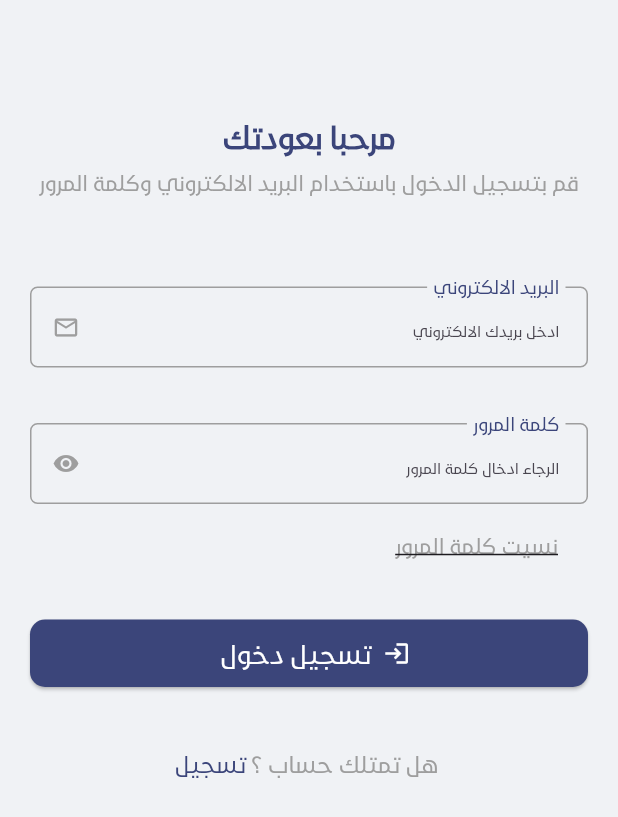
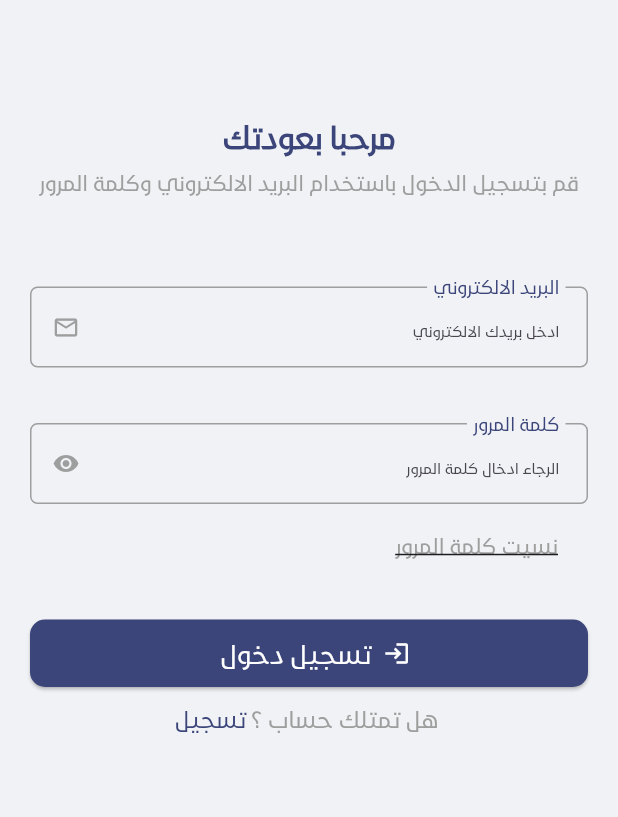
Before and after one commit to hassan199814/keswaty, a Flutter app: the Login screen opened directly, on a phone screen of 412 x 824 dp. Shown: the top 817 px of the screen. Run offline on Flutter 3.47's test engine with Material 3 defaults, Android fonts, the light colour scheme and no system bars; our stand-ins replace animated_splash_screen, awesome_dialog, cached_network_image, card_swiper, datetime_picker_formfield_new, dio and 11 more; accounts and stored records are empty; network calls fail.

Commit message:
fix login page

```diff
--- a/lib/view/Login_Resiter/Login/login.dart
+++ b/lib/view/Login_Resiter/Login/login.dart
@@ -14,6 +14,8 @@ import 'package:keswaty/view/Login_Resiter/Forget_Password/ForgetPasswordPage.da
 import 'package:keswaty/view/Login_Resiter/Forget_Password/ForgetPasswordWidgets/NoAccountText.dart';
 import 'package:keswaty/view/navigationbar/nav.dart';
 import 'package:provider/provider.dart';
+
+import '../Sgin_up/sgin_up.dart';
 
 
 
@@ -47,15 +49,16 @@ class _LoginState extends State<Login> {
       textDirection: language == 'AR' ? TextDirection.rtl : TextDirection.ltr,
 
       child: Scaffold(
+        resizeToAvoidBottomInset: false,
         backgroundColor:
         Theme.of(context).brightness == Brightness.dark
-            ?  Color.fromRGBO(33, 37, 25, 1)
-            :  Color.fromRGBO(240, 242, 245, 1),
+            ?  const Color.fromRGBO(33, 37, 25, 1)
+            :  const Color.fromRGBO(240, 242, 245, 1),
 
         appBar: AppBar(
           backgroundColor: Theme.of(context).brightness == Brightness.dark
-              ?  Color.fromRGBO(33, 37, 25, 1)
-              :  Color.fromRGBO(240, 242, 245, 1),
+              ?  const Color.fromRGBO(33, 37, 25, 1)
+              :  const Color.fromRGBO(240, 242, 245, 1),
           elevation: 0,
           title:  Text(_language.tWelcomBack(),
               style: TextStyle(
@@ -82,22 +85,27 @@ class _LoginState extends State<Login> {
               :
           ListView(
               children: [
-                SafeArea(
-                  child: SizedBox(
+                SizedBox(
                   width: double.infinity,
                   child: Padding(
                     padding: const EdgeInsets.symmetric(horizontal: 20),
                     child: SingleChildScrollView(
+
+
+                      scrollDirection: Axis.vertical,
+                     child: SizedBox(
+                       height: MediaQuery.of(context).size.height-MediaQuery.of(context).padding.top,
                        child: Column(
+                         crossAxisAlignment: CrossAxisAlignment.center,
                          children: [
 
-                            SizedBox(height: 20,),
+                          const SizedBox(height: 20,),
                           Text(
                               _language.tWelcomBack(),
                               textAlign: TextAlign.center,
                               style: headingStyle
                           ),
-                            SizedBox(height: 5,),
+                          const SizedBox(height: 5,),
                           Text(
                               _language.tSgininwithyouremail(),
                               textAlign: TextAlign.center,
@@ -107,8 +115,8 @@ class _LoginState extends State<Login> {
                             key: _formkey,
                             child: Column(
                                 children: [
-                                    SizedBox(height: 60),
-                                    Container(
+                                  const SizedBox(height: 60),
+                                  SizedBox(
                                       width: screenWidth,
 
                                       //-------------------------============================================----------------------------------------------------
@@ -116,8 +124,8 @@ class _LoginState extends State<Login> {
                                         controller1: emailcontroller,
                                       )
                                   ),
-                                    SizedBox(height: 20),
-                                    Container(
+                                  const SizedBox(height: 20),
+                                  SizedBox(
                                       width: screenWidth,
 
                                       //-------------------------============================================----------------------------------------------------
@@ -126,18 +134,17 @@ class _LoginState extends State<Login> {
                                         controller1: passwordcontroller,
                                       )
                                   ),
-                                    SizedBox(height: 0),
-                                    Container(
-                                      child: Row(
+                                  const SizedBox(height: 0),
+                                  Row(
                                     children: [
 
-                                         SizedBox(width: 20),
+                                      const SizedBox(width: 20),
                                       GestureDetector(
-                                            onTap: ()=>  Navigator.of(context).push(MaterialPageRoute(builder: (_)=>ForgetPasswordPage())),
+                                        onTap: ()=>  Navigator.of(context).push(MaterialPageRoute(builder: (_)=>const ForgetPasswordPage())),
                                         child: Text(
 
                                           _language.tForgetPassword(),
-                                              style: TextStyle(
+                                          style: const TextStyle(
                                               decoration: TextDecoration.underline,
                                               color: kblack38
                                           ),
@@ -146,11 +153,10 @@ class _LoginState extends State<Login> {
 
                                     ],
                                   ),
-                                    ),
-                                    SizedBox(height: 40),
+                                  const SizedBox(height: 40),
                                   Consumer<LoginProvider>(builder: (context,loginpro,child) {
-                                      return loginpro.isloading ? Center(child: CircularProgressIndicator(),) :
-                                      Container(
+                                    return loginpro.isloading ? const Center(child: CircularProgressIndicator(),) :
+                                    SizedBox(
                                         width: screenWidth,
                                         child: DefaultButton(
                                           bkground: kblueColor,
@@ -159,7 +165,7 @@ class _LoginState extends State<Login> {
                                               _formkey.currentState!.save();
                                               setState(() async{
                                                 await Provider.of<ResetAccountProvider>(context, listen: false).login(emailcontroller.text);
-                                                  if(resetAccountPro.userlist3.length > 0){
+                                                if(resetAccountPro.userlist3.isNotEmpty){
                                                   if(resetAccountPro.userlist3.last.password.toString()==passwordcontroller.text.toString()){
 
                                                     AwesomeDialog(
@@ -229,8 +235,8 @@ class _LoginState extends State<Login> {
                                             }
                                           },
                                           text: _language.tlogin(),
-                                            txtstyle: TextStyle(fontSize: 17,color: kwhait),
-                                            icon: Icon(Icons.login, color: kwhait),)
+                                          txtstyle: const TextStyle(fontSize: 17,color: kwhait),
+                                          icon: const Icon(Icons.login, color: kwhait),)
                                     );
 
                                   })
@@ -239,30 +245,34 @@ class _LoginState extends State<Login> {
                             ),
                           ),
 
+                          const SizedBox(height: 10,)
+                      ,
+                           Row(
+                             mainAxisAlignment: MainAxisAlignment.center,
+                             crossAxisAlignment: CrossAxisAlignment.center,
+                             children: [
+                               Text(
+                                 _language.donthaveaccount(),style: const TextStyle(fontSize: 15,color: kblack38),textAlign: TextAlign.center,
+                               ),
+                               GestureDetector(
+                                 onTap: ()=> {
+
+                                   Navigator.of(context).push(MaterialPageRoute(builder: (context) => const SginUpPage(),))
+                                 },
+                                 child:Text(
+                                   _language.signup(),style: const TextStyle(fontSize: 15,color: kblueColor),
+                                 ),
+                               ),
+                             ],
+                           ),
 
 
-                            SizedBox(height: 40),
-                            Row(
-                              mainAxisAlignment: MainAxisAlignment.center,
-                              children: [
-
-                                Container(
-                                  width:screenWidth - 50,
-                                  child: NoAccountText(
-                                    text1: _language.donthaveaccount(),
-                                    text2: _language.signup(),
-                                  ),
-                                ),
-
-                              ],
-                            ),
-                            SizedBox(height: 40),
+                          // SizedBox(height: 40),
                         ],
                        ),
                      ),
                     ),
                   ),
-
                 ),
               ]
           );
--- a/lib/view/map/add_location_from_map_screan.dart
+++ b/lib/view/map/add_location_from_map_screan.dart
@@ -15,8 +15,10 @@ import 'package:keswaty/Widgets/DefaultButton.dart';
 import 'package:keswaty/Widgets/colors.dart';
 import 'package:keswaty/data/models/map_model.dart';
 
+import '../../Widgets/My_Input_Them.dart';
 
-import '../../widgets/My_Input_Them.dart';
+
+// import '../../widgets/My_Input_Them.dart';
 
 
 
--- a/pubspec.yaml
+++ b/pubspec.yaml
@@ -39,6 +39,7 @@ dependencies:
   shared_preferences: ^2.1.1
   get_it: ^7.6.0
   provider: ^6.0.5
+  rive: ^0.9.1
   awesome_dialog: ^3.0.2
   flutter_advanced_drawer: ^1.3.5
   salomon_bottom_bar: ^3.3.2
```
Also changed, not shown: pubspec.lock, 3 other files. Lines whose indentation alone changed are shown as unchanged.
